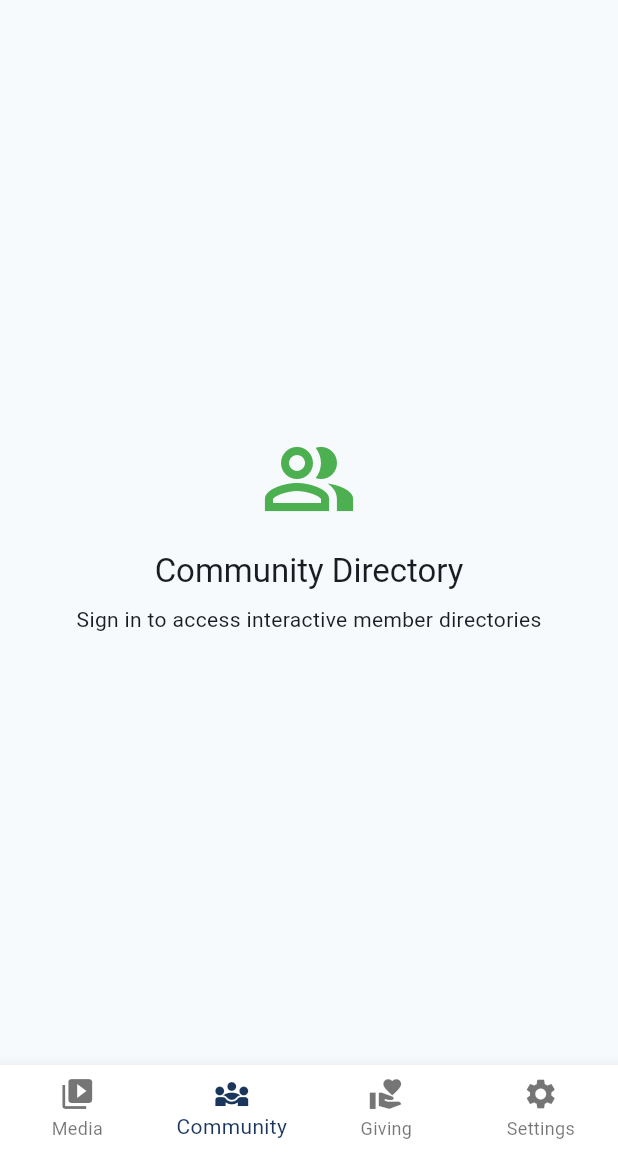
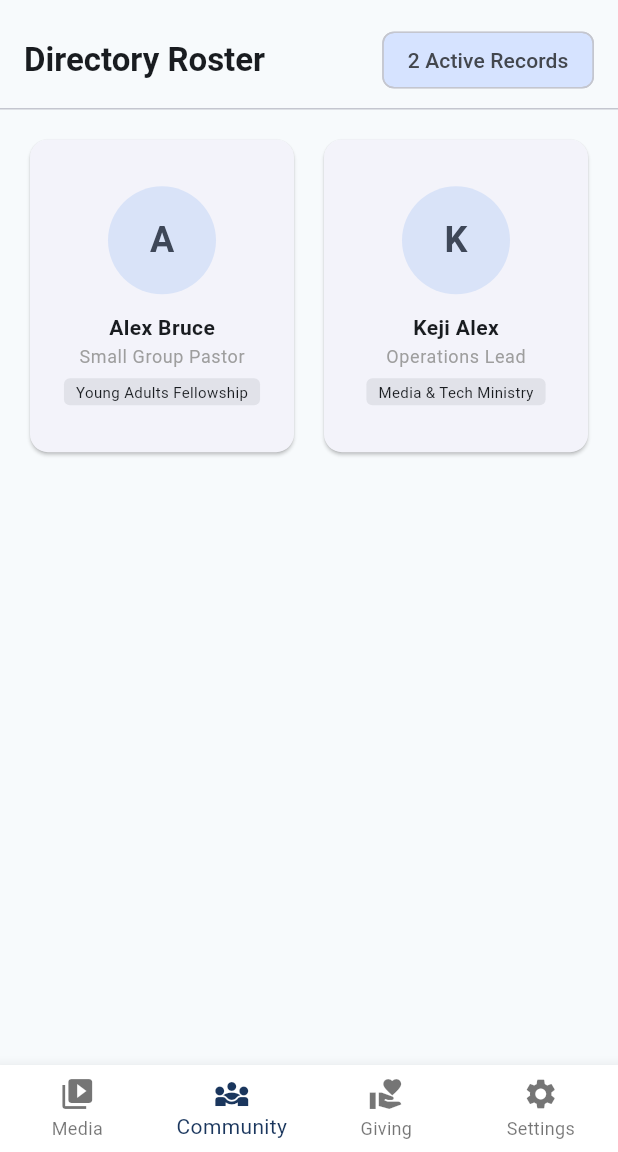
Before and after one commit to EmmanuelAbolade/church_gear, a Flutter app: the DashboardScreen screen opened directly, item 2 of the bottom bar chosen, on a phone screen of 412 x 824 dp, the part 84-1236 px from its top. Run offline on Flutter 3.47's test engine with Material 3 defaults, Android fonts, the phone set to English and light mode, and no system bars; our stand-ins replace equatable, flutter_bloc, flutter_dotenv, flutter_secure_storage, supabase_flutter; accounts and stored records are empty.

Commit message:
feat: implement responsive community directory view grid and integrate into dashboard

```diff
--- /dev/null
+++ b/lib/data/models/church_member.dart
@@ -0,0 +1,41 @@
+// lib/data/models/church_member.dart
+
+class ChurchMember {
+  final String id;
+  final String tenantId;
+  final String name;
+  final String role;
+  final String imageUrl;
+  final String groupName;
+
+  const ChurchMember({
+    required this.id,
+    required this.tenantId,
+    required this.name,
+    required this.role,
+    required this.imageUrl,
+    required this.groupName,
+  });
+
+  factory ChurchMember.fromJson(Map<String, dynamic> json) {
+    return ChurchMember(
+      id: json['id'] as String? ?? '',
+      tenantId: json['tenantId'] as String? ?? 'global_shared',
+      name: json['name'] as String? ?? 'Unknown Member',
+      role: json['role'] as String? ?? 'Member',
+      imageUrl: json['imageUrl'] as String? ?? '',
+      groupName: json['groupName'] as String? ?? 'General Congregation',
+    );
+  }
+
+  Map<String, dynamic> toJson() {
+    return {
+      'id': id,
+      'tenantId': tenantId,
+      'name': name,
+      'role': role,
+      'imageUrl': imageUrl,
+      'groupName': groupName,
+    };
+  }
+}
--- /dev/null
+++ b/lib/presentation/community_directory_view.dart
@@ -0,0 +1,106 @@
+// lib/presentation/community_directory_view.dart
+
+import 'package:flutter/material.dart';
+import '../data/models/church_member.dart';
+
+class CommunityDirectoryView extends StatelessWidget {
+  final List<ChurchMember> members;
+
+  const CommunityDirectoryView({super.key, required this.members});
+
+  @override
+  Widget build(BuildContext context) {
+    return Column(
+      crossAxisAlignment: CrossAxisAlignment.start,
+      children: [
+        // Directory Header Summary Stats Bar
+        Padding(
+          padding: const EdgeInsets.fromLTRB(16, 16, 16, 8),
+          child: Row(
+            children: [
+              Text(
+                'Directory Roster',
+                style: Theme.of(context).textTheme.titleLarge?.copyWith(fontWeight: FontWeight.bold),
+              ),
+              const Spacer(),
+              Chip(
+                label: Text('${members.length} Active Records'),
+                backgroundColor: Theme.of(context).colorScheme.primaryContainer,
+              ),
+            ],
+          ),
+        ),
+        const Divider(height: 1),
+
+        // Grid Feed View Layout Frame
+        Expanded(
+          child: GridView.builder(
+            padding: const EdgeInsets.all(16),
+            gridDelegate: const SliverGridDelegateWithFixedCrossAxisCount(
+              crossAxisCount: 2,
+              crossAxisSpacing: 12,
+              mainAxisSpacing: 12,
+              childAspectRatio: 0.85,
+            ),
+            itemCount: members.length,
+            itemBuilder: (context, index) {
+              final member = members[index];
+              return Card(
+                elevation: 1,
+                clipBehavior: Clip.antiAlias,
+                child: Padding(
+                  padding: const EdgeInsets.all(12.0),
+                  child: Column(
+                    mainAxisAlignment: MainAxisAlignment.center,
+                    children: [
+                      CircleAvatar(
+                        radius: 36,
+                        backgroundColor: Theme.of(context).colorScheme.secondaryContainer,
+                        child: Text(
+                          member.name.isNotEmpty ? member.name[0].toUpperCase() : 'M',
+                          style: TextStyle(
+                            fontSize: 24,
+                            fontWeight: FontWeight.bold,
+                            color: Theme.of(context).colorScheme.onSecondaryContainer,
+                          ),
+                        ),
+                      ),
+                      const SizedBox(height: 12),
+                      Text(
+                        member.name,
+                        maxLines: 1,
+                        overflow: TextOverflow.ellipsis,
+                        style: const TextStyle(fontWeight: FontWeight.bold, fontSize: 14),
+                      ),
+                      const SizedBox(height: 2),
+                      Text(
+                        member.role,
+                        maxLines: 1,
+                        overflow: TextOverflow.ellipsis,
+                        style: Theme.of(context).textTheme.bodySmall?.copyWith(color: Colors.grey),
+                      ),
+                      const SizedBox(height: 6),
+                      Container(
+                        padding: const EdgeInsets.symmetric(horizontal: 8, vertical: 2),
+                        decoration: BoxDecoration(
+                          color: Theme.of(context).colorScheme.surfaceContainerHighest,
+                          borderRadius: BorderRadius.circular(4),
+                        ),
+                        child: Text(
+                          member.groupName,
+                          maxLines: 1,
+                          overflow: TextOverflow.ellipsis,
+                          style: const TextStyle(fontSize: 10),
+                        ),
+                      ),
+                    ],
+                  ),
+                ),
+              );
+            },
+          ),
+        ),
+      ],
+    );
+  }
+}
--- a/lib/presentation/dashboard_screen.dart
+++ b/lib/presentation/dashboard_screen.dart
@@ -8,6 +8,8 @@ import '../data/models/sermon_media_item.dart';
 import './media_cathedral_view.dart';
 import './media_metropolitan_view.dart';
 import '../core/theme/app_theme.dart';
+import '../data/models/church_member.dart';
+import './community_directory_view.dart';
 
 class DashboardScreen extends StatefulWidget {
   const DashboardScreen({super.key});
@@ -46,29 +48,39 @@ class _DashboardScreenState extends State<DashboardScreen> {
       ),
     ];
 
+    // Dummy member dataset mock row payload arrays
+    final dummyMembers = [
+      const ChurchMember(
+        id: 'mem_1',
+        tenantId: 'global_shared',
+        name: 'Alex Bruce',
+        role: 'Small Group Pastor',
+        imageUrl: '',
+        groupName: 'Young Adults Fellowship',
+      ),
+      const ChurchMember(
+        id: 'mem_2',
+        tenantId: 'global_shared',
+        name: 'Keji Alex',
+        role: 'Operations Lead',
+        imageUrl: '',
+        groupName: 'Media & Tech Ministry',
+      ),
+    ];
+
     // 2. Read the current premium/standard layout profile matrix out of the ThemeBloc state
     final activeThemeMode = context.watch<ThemeBloc>().state.themeMode;
 
     // 3. Dynamic screens array representing our 4 core modules
     final List<Widget> screens = [
-      // 💡 Module 1: Swaps presentation layouts dynamically based on church tier!
+      // Module 1: Swaps presentation layouts dynamically based on church tier!
       activeThemeMode == AppThemeMode.cathedral
           ? MediaCathedralView(sermons: dummySermons)
           : MediaMetropolitanView(sermons: dummySermons),
 
       // Module 2: Community & Connection View Placeholder
-      Center(
-        child: Column(
-          mainAxisAlignment: MainAxisAlignment.center,
-          children: [
-            const Icon(Icons.people_alt_outlined, size: 64, color: Colors.green),
-            const SizedBox(height: 16),
-            Text('Community Directory', style: Theme.of(context).textTheme.titleLarge),
-            const SizedBox(height: 8),
-            Text(isGuest ? 'Sign in to access interactive member directories' : 'Connected to Small Groups'),
-          ],
-        ),
-      ),
+      CommunityDirectoryView(members: dummyMembers),
+
 
       // Module 3: Operations & Engagement View Placeholder
       Center(
```
Also changed, not shown: 2 other files.
